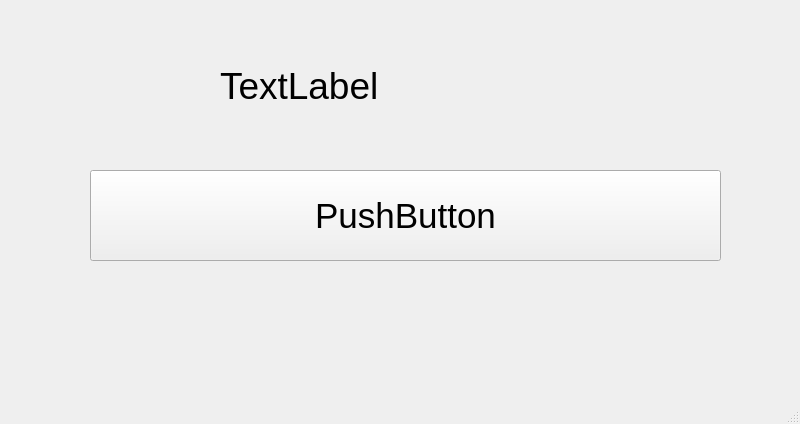
Above: src/ui/resultwindow.ui from divan/qechoprint before the change. Below: the same form after it.
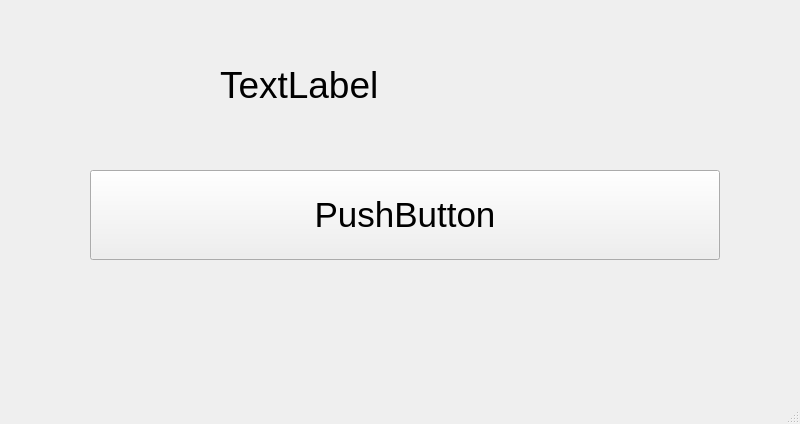
That is the form after the change. Icons and pictures are not drawn.

Diff of the .ui file:
```diff
--- a/src/ui/resultwindow.ui
+++ b/src/ui/resultwindow.ui
@@ -19,8 +19,8 @@
      <rect>
       <x>220</x>
       <y>40</y>
-      <width>541</width>
-      <height>91</height>
+      <width>540</width>
+      <height>90</height>
      </rect>
     </property>
     <property name="sizePolicy">
@@ -39,6 +39,9 @@
     <property name="text">
      <string>TextLabel</string>
     </property>
+    <property name="wordWrap">
+     <bool>true</bool>
+    </property>
     <property name="margin">
      <number>10</number>
     </property>
@@ -48,8 +51,8 @@
      <rect>
       <x>90</x>
       <y>170</y>
-      <width>631</width>
-      <height>91</height>
+      <width>630</width>
+      <height>90</height>
      </rect>
     </property>
     <property name="font">
```
